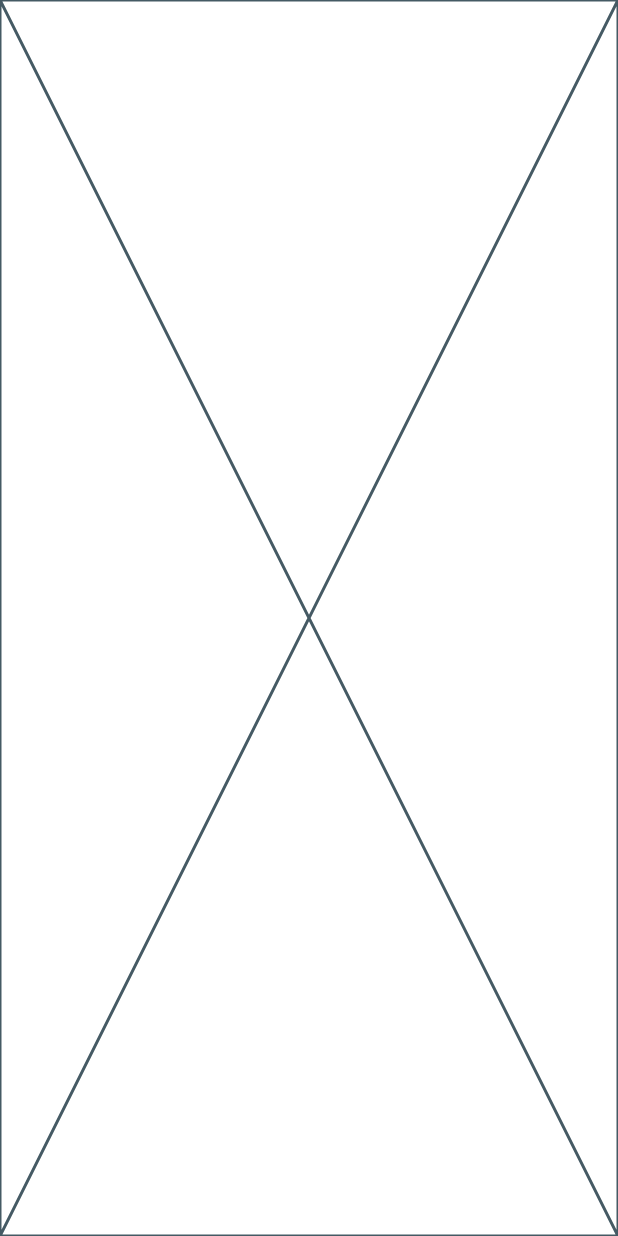
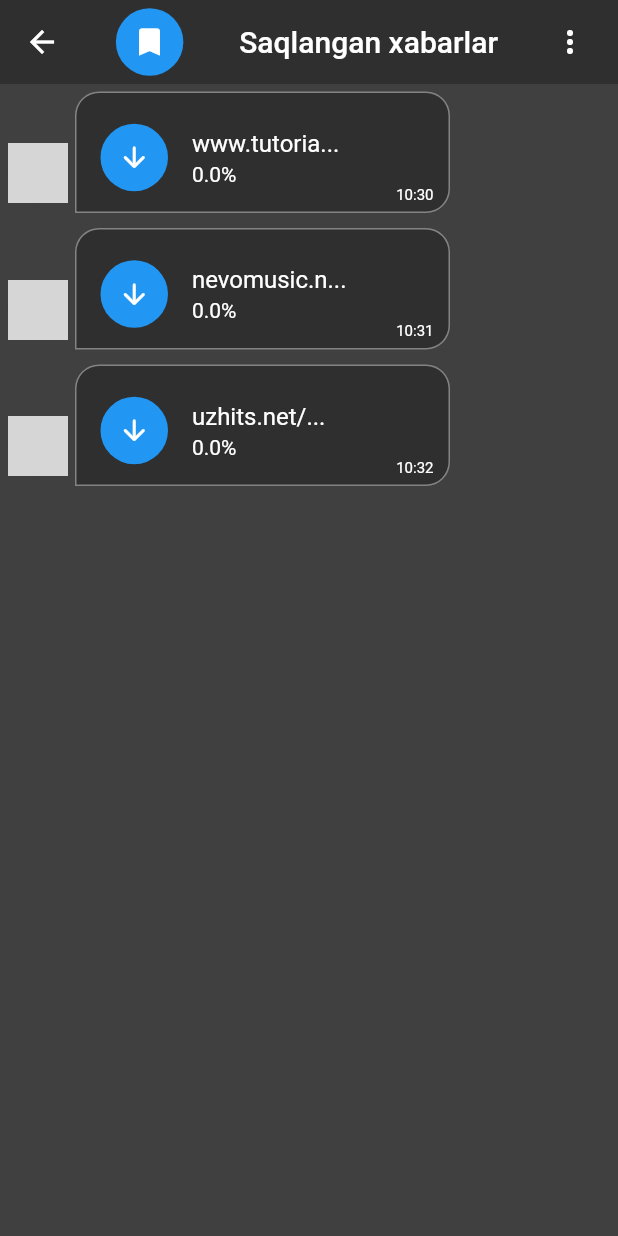
Before and after one commit to xasanov1716/default_project, a Flutter app: the screen it shows after launch, on a phone screen of 412 x 824 dp. Run offline on Flutter 3.47's test engine with Material 2 defaults, Android fonts, the phone set to English and light mode, and no system bars; our stand-ins replace dio, flutter_bloc, permission_handler; missing offline and left inert: open_file_safe; network calls fail; grey boxes are pictures that could not be loaded.

Commit message:
file download

```diff
--- /dev/null
+++ b/lib/cubit/downloader_state.dart
@@ -0,0 +1,20 @@
+part of 'downloader_cubit.dart';
+
+class DownloaderState  {
+  const DownloaderState({
+    required this.progress,
+    required this.myStream,
+  });
+
+  final double progress;
+  final StreamController<double> myStream;
+
+  DownloaderState copyWith({
+    double? progress,
+    StreamController<double>? myStream,
+  }) =>
+      DownloaderState(
+        progress: progress ?? this.progress,
+        myStream: myStream ?? this.myStream,
+      );
+}
--- a/lib/home/home_screen.dart
+++ /dev/null
@@ -1,15 +0,0 @@
-import 'package:flutter/material.dart';
-
-class HomeScreen extends StatefulWidget {
-  const HomeScreen({Key? key}) : super(key: key);
-
-  @override
-  State<HomeScreen> createState() => _HomeScreenState();
-}
-
-class _HomeScreenState extends State<HomeScreen> {
-  @override
-  Widget build(BuildContext context) {
-    return const Placeholder();
-  }
-}
--- a/lib/main.dart
+++ b/lib/main.dart
@@ -1,31 +1,27 @@
-import 'package:api_default_project/home/home_screen.dart';
+import 'package:api_default_project/cubit/downloader_cubit.dart';
 import 'package:flutter/material.dart';
-import 'package:flutter_screenutil/flutter_screenutil.dart';
+import 'package:flutter_bloc/flutter_bloc.dart';
 
-void main(){
-  runApp(MyApp());
+import 'ui/downloader_screen.dart';
+
+void main() async {
+  runApp(BlocProvider(
+    create: (context) => DownloaderCubit(),
+    child: const MyApp(),
+  ));
 }
 
-
-class MyApp extends StatefulWidget {
-  const MyApp({Key? key}) : super(key: key);
+class MyApp extends StatelessWidget {
+  const MyApp({super.key});
 
   @override
-  State<MyApp> createState() => _MyAppState();
-}
-
-class _MyAppState extends State<MyApp> {
-  @override
   Widget build(BuildContext context) {
-    return ScreenUtilInit(
-      designSize: const Size(375, 812),
-      minTextAdapt: true,
-      splitScreenMode: true,
-      builder: (context , child) {
-        return MaterialApp(
-          home: HomeScreen(),
-        );
-      },
-    );;
+    return MaterialApp(
+      debugShowCheckedModeBanner: false,
+      theme: ThemeData(
+        primarySwatch: Colors.blue,
+      ),
+      home: const DownloaderScreen(),
+    );
   }
 }
--- /dev/null
+++ b/lib/ui/downloader_screen.dart
@@ -0,0 +1,186 @@
+import 'package:flutter/material.dart';
+import 'package:flutter_bloc/flutter_bloc.dart';
+
+import '../cubit/downloader_cubit.dart';
+
+class DownloaderScreen extends StatefulWidget {
+  const DownloaderScreen({Key? key}) : super(key: key);
+
+  @override
+  State<DownloaderScreen> createState() => _DownloaderScreenState();
+}
+
+class _DownloaderScreenState extends State<DownloaderScreen> {
+  List<String> fileUrls = [
+    "https://www.tutorialspoint.com/flutter/flutter_tutorial.pdf",
+    "https://nevomusic.net/video/28099/",
+    "https://uzhits.net/uploads/files/2023-07/xamdam-sobirov-janze_(uzhits.net).mp3",
+  ];
+
+  @override
+  Widget build(BuildContext context) {
+    return Scaffold(
+      backgroundColor: const Color(0xFF414040),
+      appBar: AppBar(
+        backgroundColor: const Color(0xFF2F2F2F),
+        elevation: 0,
+        title: Row(
+          mainAxisAlignment: MainAxisAlignment.spaceBetween,
+          children: [
+            const Icon(Icons.arrow_back),
+            Container(
+              height: 45,
+              width: 45,
+              decoration: const BoxDecoration(
+                shape: BoxShape.circle,
+                color: Colors.blue,
+              ),
+              child: const Icon(Icons.bookmark_outlined),
+            ),
+            const Text("Saqlangan xabarlar"),
+          ],
+        ),
+        actions: [
+          TextButton(onPressed: () {}, child: const Icon(Icons.more_vert, color: Colors.white)),
+        ],
+      ),
+      body: BlocBuilder<DownloaderCubit, DownloaderState>(
+        builder: (context, state) {
+          return ListView(
+            children: [
+              ...List.generate(
+                fileUrls.length,
+                (index) => Padding(
+                  padding: const EdgeInsets.all(5),
+                  child: Row(
+                    children: [
+                      Padding(
+                        padding: const EdgeInsets.only(top: 28, right: 5),
+                        child: CircleAvatar(
+                          backgroundColor: Colors.black12,
+                          child: ClipRRect(
+                            borderRadius: BorderRadius.circular(60),
+                            child: Image.network(
+                              "https://picsum.photos/300/${index}00",
+                              fit: BoxFit.cover,
+                              width: double.infinity,
+                              height: double.infinity,
+                            ),
+                          ),
+                        ),
+                      ),
+                      Container(
+                        width: 250,
+                        decoration: BoxDecoration(
+                          border: Border.all(
+                            width: 1,
+                            color: const Color(0xFF838383),
+                          ),
+                          color: const Color(0xFF2F2F2F),
+                          borderRadius: const BorderRadius.only(
+                            topLeft: Radius.circular(16),
+                            topRight: Radius.circular(16),
+                            bottomRight: Radius.circular(16),
+                          ),
+                        ),
+                        child: Stack(
+                          children: [
+                            Column(
+                              children: [
+                                const SizedBox(height: 7),
+                                ListTile(
+                                  onTap: () {},
+                                  leading: GestureDetector(
+                                    onTap: () {
+                                      context.read<DownloaderCubit>().downloadFile(
+                                            fileName: "file",
+                                            url: fileUrls[index],
+                                          );
+                                    },
+                                    child: Container(
+                                      decoration: const BoxDecoration(
+                                        shape: BoxShape.circle,
+                                        color: Colors.blue,
+                                      ),
+                                      child: SizedBox(
+                                        height: 45,
+                                        width: 45,
+                                        child: Stack(
+                                          children: [
+                                            Padding(
+                                              padding: const EdgeInsets.all(3),
+                                              child: SizedBox(
+                                                height: 45,
+                                                width: 45,
+                                                child: Visibility(
+                                                  visible: state.progress != 1.0,
+                                                  child: CircularProgressIndicator(
+                                                    value: state.progress,
+                                                    color: Colors.white,
+                                                    backgroundColor: Colors.blue,
+                                                    strokeWidth: 2,
+                                                  ),
+                                                ),
+                                              ),
+                                            ),
+                                            Center(
+                                              child: state.progress != 1.0 && state.progress == 0.0
+                                                  ? const Icon(
+                                                      Icons.arrow_downward_rounded,
+                                                      color: Colors.white,
+                                                      size: 22,
+                                                    )
+                                                  : state.progress != 1.0 && state.progress != 0.0
+                                                      ? Text(
+                                                          "${(state.progress * 100).toInt()}%",
+                                                          style: const TextStyle(color: Colors.white),
+                                                        )
+                                                      : const Icon(
+                                                          Icons.description,
+                                                          color: Colors.white,
+                                                          size: 22,
+                                                        ),
+                                            ),
+                                          ],
+                                        ),
+                                      ),
+                                    ),
+                                  ),
+                                  title: Text(
+                                    "${fileUrls[index].substring(8, 19)}...",
+                                    style: const TextStyle(color: Colors.white),
+                                  ),
+                                  subtitle: Text(
+                                    "${state.progress*100}%",
+                                    style: const TextStyle(color: Colors.white),
+                                  ),
+                                ),
+                              ],
+                            ),
+                            Align(
+                              alignment: Alignment.bottomRight,
+                              child: Padding(
+                                padding: const EdgeInsets.only(top: 62, right: 10),
+                                child: Text(
+                                  "${DateTime.now().hour}:${DateTime.now().minute + index}",
+                                  style: const TextStyle(
+                                    color: Colors.white,
+                                    fontSize: 10,
+                                  ),
+                                ),
+                              ),
+                            ),
+                          ],
+                        ),
+                      ),
+                    ],
+                  ),
+                ),
+              )
+            ],
+          );
+        },
+      ),
+    );
+  }
+}
--- a/pubspec.yaml
+++ b/pubspec.yaml
@@ -38,10 +38,16 @@ dependencies:
   flutter_svg: ^2.0.6
   flutter_screenutil: ^5.8.4
   http: ^1.1.0
+  path_provider: ^2.0.11
+  permission_handler: ^10.2.0
+  open_file_safe: ^3.2.3
+  equatable: ^2.0.5
   zoom_tap_animation: ^1.1.0
   cached_network_image: ^3.2.3
   shared_preferences: ^2.2.0
   image_picker: ^1.0.0
+  flutter_bloc: ^8.1.3
+  dio: ^5.3.2
 
 dev_dependencies:
   flutter_test:
```
Also changed, not shown: lib/cubit/downloader_cubit.dart (added, +103 -0 lines), lib/utils/sized_box.dart (deleted, +0 -7 lines), pubspec.lock, 1 other file.
